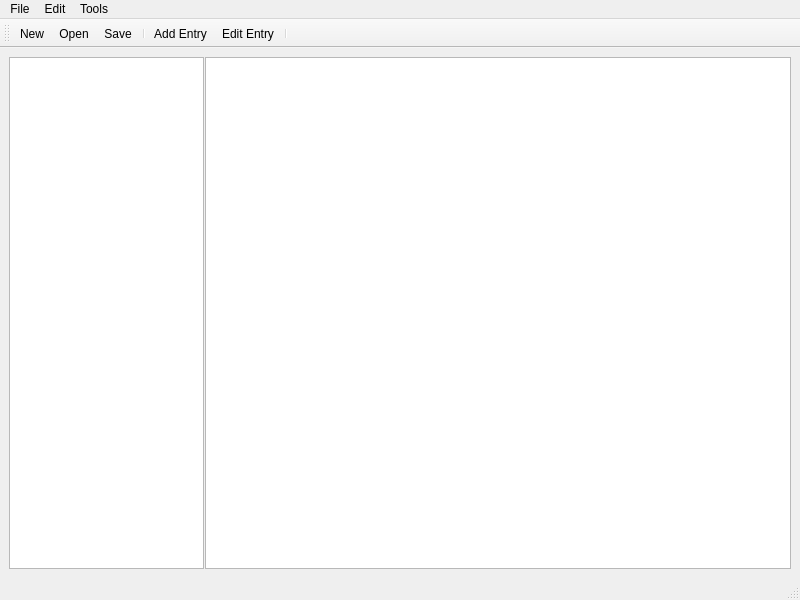
Above: ui/Main.ui from tcShadowWalker/XKey before the change. Below: the same form after it.
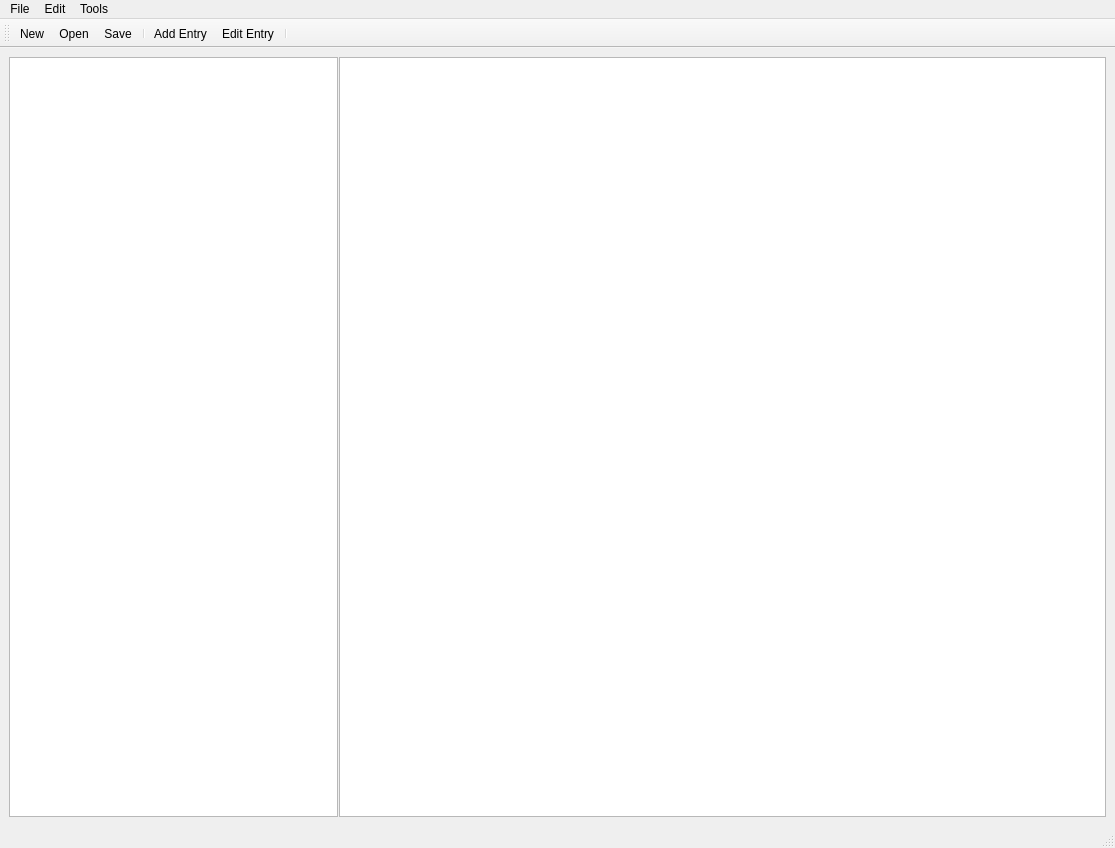
That is the form after the change.

The edit to the form file:
```diff
--- a/ui/Main.ui
+++ b/ui/Main.ui
@@ -6,8 +6,8 @@
    <rect>
     <x>0</x>
     <y>0</y>
-    <width>800</width>
-    <height>600</height>
+    <width>1115</width>
+    <height>848</height>
    </rect>
   </property>
   <property name="windowTitle">
@@ -32,7 +32,7 @@
       <widget class="QTreeView" name="keyTree">
        <property name="sizePolicy">
         <sizepolicy hsizetype="Expanding" vsizetype="Expanding">
-         <horstretch>1</horstretch>
+         <horstretch>30</horstretch>
          <verstretch>0</verstretch>
         </sizepolicy>
        </property>
@@ -42,11 +42,23 @@
          <height>0</height>
         </size>
        </property>
+       <property name="editTriggers">
+        <set>QAbstractItemView::NoEditTriggers</set>
+       </property>
+       <property name="itemsExpandable">
+        <bool>true</bool>
+       </property>
+       <property name="sortingEnabled">
+        <bool>false</bool>
+       </property>
+       <property name="headerHidden">
+        <bool>true</bool>
+       </property>
       </widget>
       <widget class="QTableView" name="keyTable">
        <property name="sizePolicy">
         <sizepolicy hsizetype="Expanding" vsizetype="Expanding">
-         <horstretch>3</horstretch>
+         <horstretch>70</horstretch>
          <verstretch>0</verstretch>
         </sizepolicy>
        </property>
@@ -59,6 +71,15 @@
        <property name="selectionBehavior">
         <enum>QAbstractItemView::SelectRows</enum>
        </property>
+       <property name="sortingEnabled">
+        <bool>true</bool>
+       </property>
+       <attribute name="horizontalHeaderCascadingSectionResizes">
+        <bool>true</bool>
+       </attribute>
+       <attribute name="horizontalHeaderStretchLastSection">
+        <bool>true</bool>
+       </attribute>
        <attribute name="verticalHeaderVisible">
         <bool>false</bool>
        </attribute>
@@ -72,7 +93,7 @@
     <rect>
      <x>0</x>
      <y>0</y>
-     <width>800</width>
+     <width>1115</width>
      <height>20</height>
     </rect>
    </property>
```
Left out of the diff: 3 changed lines with no effect on the pictures.
